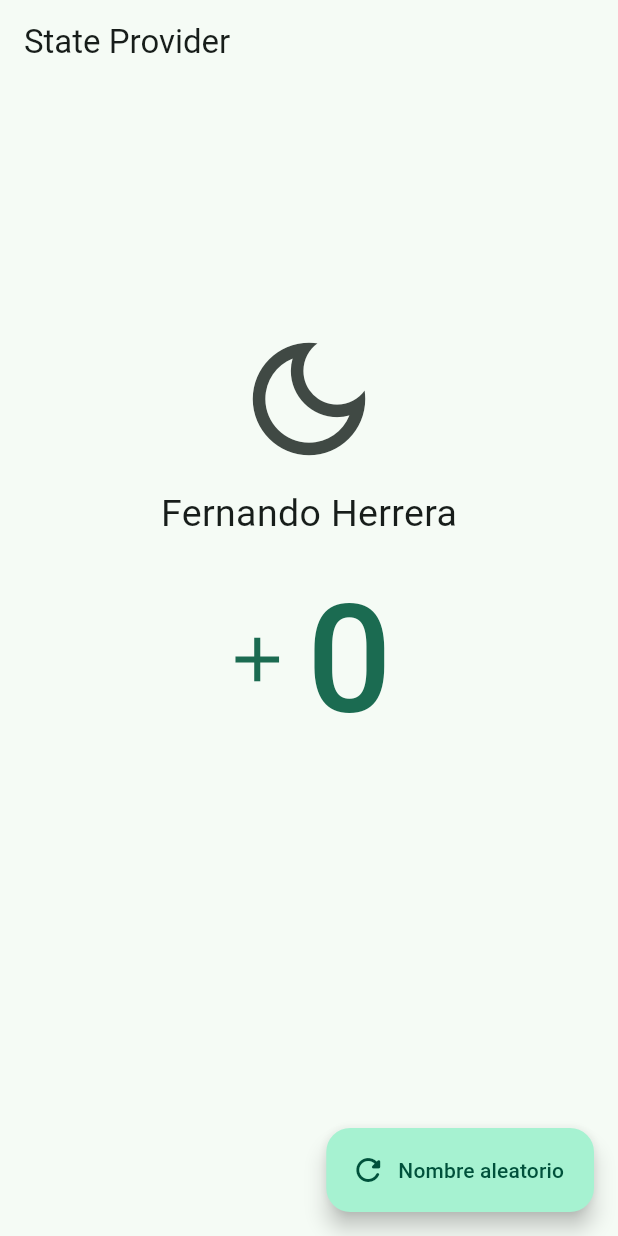
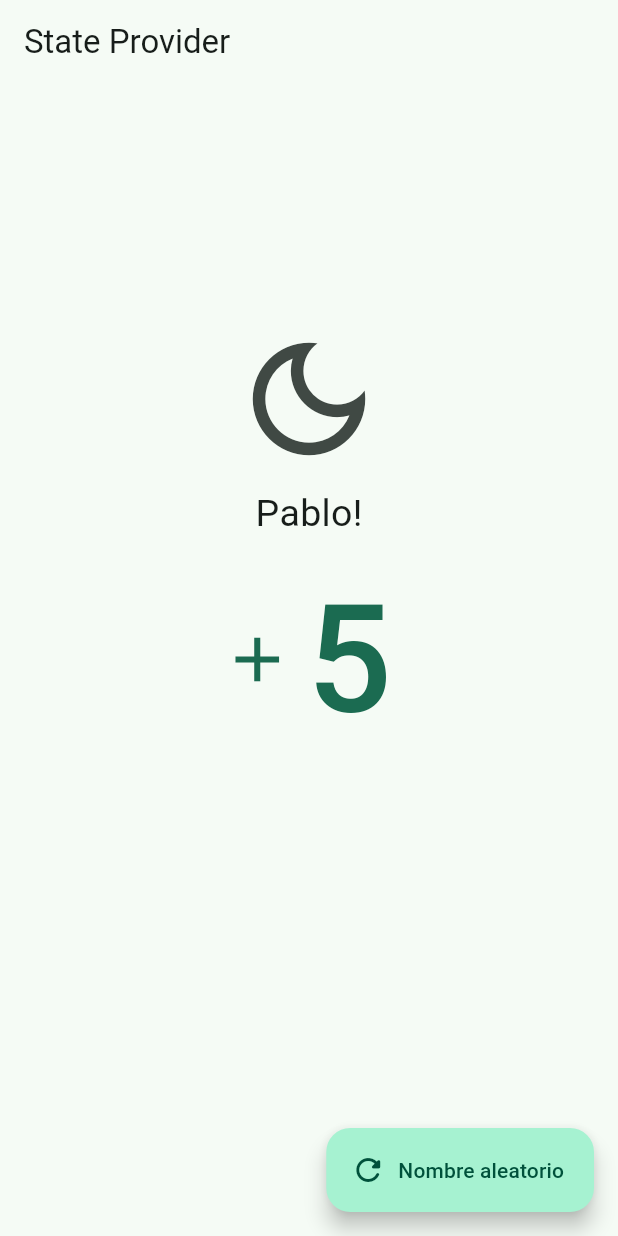
Before and after one commit to tripleP16/riverpod_annotations, a Flutter app: the StateProviderScreen screen opened by its route, on a phone screen of 412 x 824 dp. Run offline on Flutter 3.47's test engine with Material 3 defaults, Android fonts, the phone set to English and light mode, and no system bars; our stand-ins replace dio, flutter_riverpod, go_router, riverpod_annotation; missing offline and left inert: random_name_generator; generated files the repository leaves out were written again.

Commit message:
feat: Implement Counter provider and update StateProviderScreen to use it

```diff
--- a/lib/presentation/screens/03_state_provider/state_provider_screen.dart
+++ b/lib/presentation/screens/03_state_provider/state_provider_screen.dart
@@ -1,11 +1,13 @@
 import 'package:flutter/material.dart';
+import 'package:flutter_riverpod/flutter_riverpod.dart';
+import 'package:riverpod_annotations/presentation/providers/state_providers.dart';
 
-
-class StateProviderScreen extends StatelessWidget {
+class StateProviderScreen extends ConsumerWidget {
   const StateProviderScreen({super.key});
 
   @override
-  Widget build(BuildContext context) {
+  Widget build(BuildContext context, WidgetRef ref) {
+    final counter = ref.watch(counterProvider);
     return Scaffold(
       appBar: AppBar(
         title: const Text('State Provider'),
@@ -13,29 +15,31 @@ class StateProviderScreen extends StatelessWidget {
       body: Center(
           child: Column(
         children: [
-            const Spacer(flex: 1,),
-
+          const Spacer(
+            flex: 1,
+          ),
           IconButton(
             // icon: const Icon( Icons.light_mode_outlined, size: 100 ),
-              icon: const Icon( Icons.dark_mode_outlined, size: 100 ),
+            icon: const Icon(Icons.dark_mode_outlined, size: 100),
             onPressed: () {},
           ),
-
-            const Text('Fernando Herrera', style: TextStyle(fontSize: 25 )),
-
+          const Text('Pablo!', style: TextStyle(fontSize: 25)),
           TextButton.icon(
-              icon: const Icon( Icons.add, size: 50,),
-              label: const Text('0', style: TextStyle(fontSize: 100)),
-              onPressed: () {},
+            icon: const Icon(
+              Icons.add,
+              size: 50,
             ),
-
-            const Spacer( flex: 2 ),
+            label: Text('$counter', style: const TextStyle(fontSize: 100)),
+            onPressed: () {
+              ref.read(counterProvider.notifier).add();
+            },
+          ),
+          const Spacer(flex: 2),
         ],
-        )
-      ),
+      )),
       floatingActionButton: FloatingActionButton.extended(
         label: const Text('Nombre aleatorio'),
-        icon: const Icon( Icons.refresh_rounded ),
+        icon: const Icon(Icons.refresh_rounded),
         onPressed: () {},
       ),
     );
```
Also changed, not shown: lib/presentation/providers/state_providers.dart (added, +15 -0 lines). Lines whose indentation alone changed are shown as unchanged.
